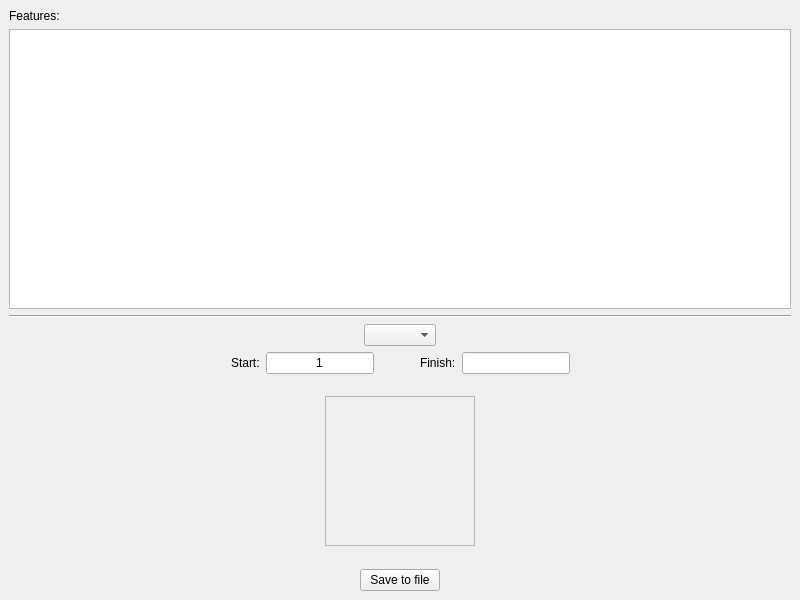
davemccormick/pyAnimalTrack, file src/pyAnimalTrack/ui/View/FeaturesWindow.ui: the form before one commit.
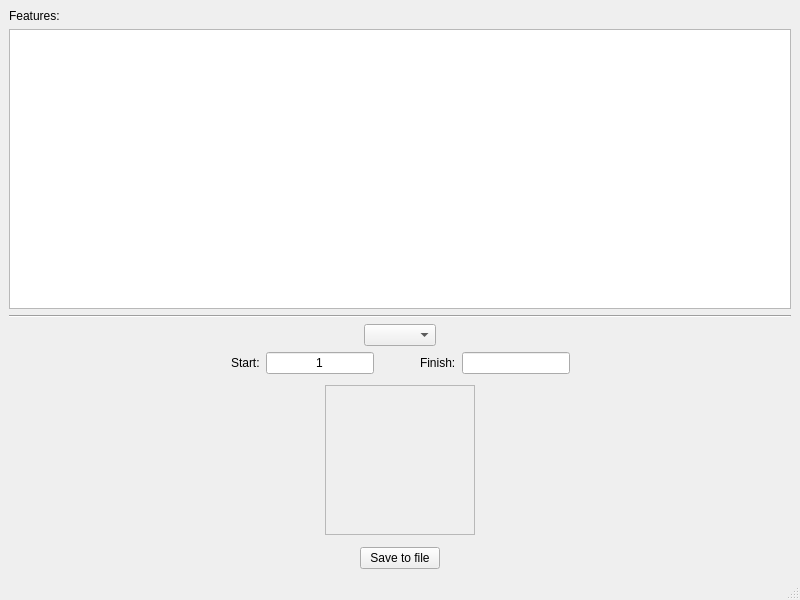
The form after the commit.

Commit message: Fixed the broken graph, added saving of features to CSV. Much closer to a working features window.

```diff
--- a/src/pyAnimalTrack/ui/View/FeaturesWindow.ui
+++ b/src/pyAnimalTrack/ui/View/FeaturesWindow.ui
@@ -344,6 +344,7 @@
     </item>
    </layout>
   </widget>
+  <widget class="QStatusBar" name="featuresStatusBar"/>
  </widget>
  <resources/>
  <connections/>
```
Left out of the diff: 2 changed lines with no effect on the pictures. The commit also changes 3 other files.
